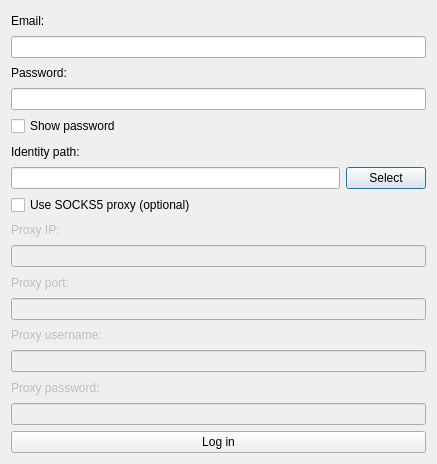
hatz2/GflessClient, file Launcher/src/gui/addaccountdialog.ui: the form before one commit.
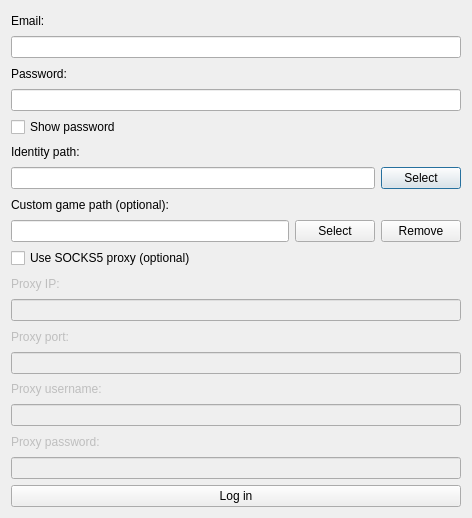
The form after the commit.

Commit message: Added custom client path for each gameforge account

Diff of the .ui file:
```diff
--- a/Launcher/src/gui/addaccountdialog.ui
+++ b/Launcher/src/gui/addaccountdialog.ui
@@ -6,8 +6,8 @@
    <rect>
     <x>0</x>
     <y>0</y>
-    <width>437</width>
-    <height>464</height>
+    <width>472</width>
+    <height>518</height>
    </rect>
   </property>
   <property name="windowTitle">
@@ -70,6 +70,38 @@
      </item>
     </layout>
    </item>
+   <item>
+    <widget class="QLabel" name="label_4">
+     <property name="text">
+      <string>Custom game path (optional):</string>
+     </property>
+    </widget>
+   </item>
+   <item>
+    <layout class="QHBoxLayout" name="horizontalLayout_2" stretch="1,0,0">
+     <item>
+      <widget class="QLineEdit" name="customGamePathLineEdit">
+       <property name="readOnly">
+        <bool>true</bool>
+       </property>
+      </widget>
+     </item>
+     <item>
+      <widget class="QPushButton" name="selectCustomGamePathButton">
+       <property name="text">
+        <string>Select</string>
+       </property>
+      </widget>
+     </item>
+     <item>
+      <widget class="QPushButton" name="removeCustomGamePathButton">
+       <property name="text">
+        <string>Remove</string>
+       </property>
+      </widget>
+     </item>
+    </layout>
+   </item>
    <item>
     <widget class="QCheckBox" name="proxyCheckBox">
      <property name="text">
```
The commit also changes 7 other files.
